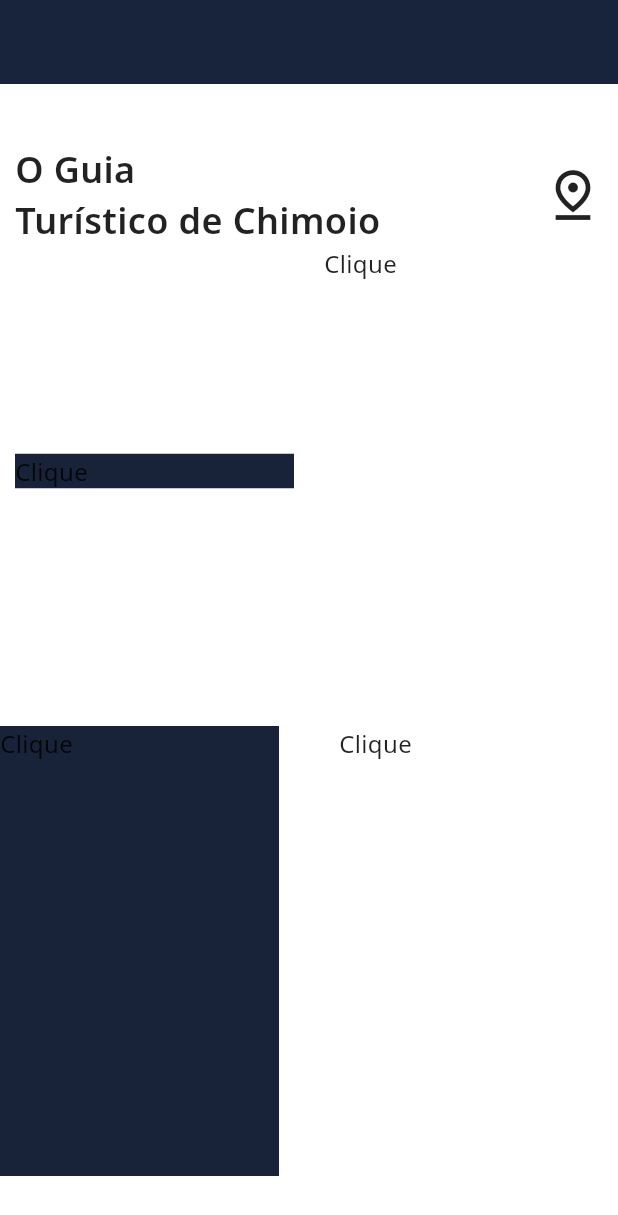
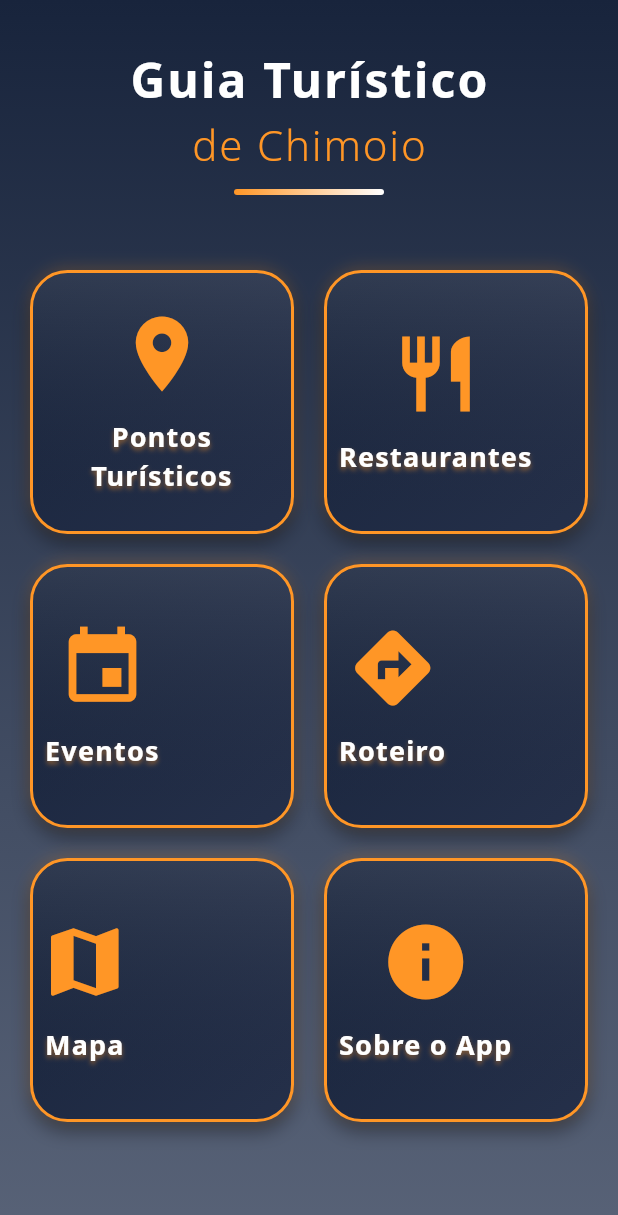
Before and after one commit to YMatique/chimoio_tour_guide, a Flutter app: the screen it shows after launch, on a phone screen of 412 x 824 dp. Shown: the top 1215 px of the screen. Run offline on Flutter 3.47's test engine with Material 3 defaults, Android fonts, the phone set to English and light mode, and no system bars.

Commit message:
adding screens to homescreen

```diff
--- a/lib/screens/home_screen.dart
+++ b/lib/screens/home_screen.dart
@@ -1,88 +1,230 @@
 import 'package:flutter/material.dart';
+import 'tourist_spot_screen.dart';
+import 'restaurant_screen.dart';
+import 'event_screen.dart';
+import 'itinerary_screen.dart';
+import 'map_screen.dart';
+import 'about_screen.dart'; // Novo import
+import '../models/tourist_spot.dart';
 
 class HomeScreen extends StatelessWidget {
   @override
   Widget build(BuildContext context) {
     return Scaffold(
-      appBar: AppBar(
-        // title: Text('Guia Turístico de Chimoio'),
-        // backgroundColor: Colors.green,
+      body: Container(
+        decoration: BoxDecoration(
+          gradient: LinearGradient(
+            begin: Alignment.topCenter,
+            end: Alignment.bottomCenter,
+            colors: [Color(0xFF18243C), Color(0xFF2E3B55).withOpacity(0.8)],
           ),
-      body: Center(
+        ),
+        child: SafeArea(
           child: Column(
-          mainAxisAlignment: MainAxisAlignment.center,
             children: [
               Padding(
-              padding: EdgeInsets.symmetric(horizontal: 10),
-              child:Row(
-                mainAxisAlignment: MainAxisAlignment.spaceBetween,
+                padding: EdgeInsets.symmetric(vertical: 30.0, horizontal: 16.0),
+                child: Column(
                   children: [
+                    Text(
+                      'Guia Turístico',
+                      style: TextStyle(
+                        fontSize: 32,
+                        fontWeight: FontWeight.bold,
+                        color: Colors.white,
+                        letterSpacing: 1.5,
+                      ),
+                    ),
+                    Text(
+                      'de Chimoio',
+                      style: TextStyle(
+                        fontSize: 28,
+                        fontWeight: FontWeight.w300,
+                        color: Color(0xFFFF9626),
+                        letterSpacing: 1.2,
+                      ),
+                    ),
+                    SizedBox(height: 10),
                     Container(
-                child:
-                  Text(
-                  "O Guia \nTurístico de Chimoio",
-                  style: TextStyle(fontSize: 24, fontWeight: FontWeight.w600),
-                  softWrap: true,
-                ),),
-                Icon(Icons.pin_drop_outlined, size: 40,)
-
-
-              ],)
+                      height: 4,
+                      width: 100,
+                      decoration: BoxDecoration(
+                        gradient: LinearGradient(
+                          colors: [Color(0xFFFF9626), Colors.white],
                         ),
-            Padding(
-              padding: EdgeInsets.symmetric(horizontal: 10),
-              child: Row(
-                mainAxisAlignment: MainAxisAlignment.spaceBetween,
+                        borderRadius: BorderRadius.circular(2),
+                      ),
+                    ),
+                  ],
+                ),
+              ),
+              Expanded(
+                child: Padding(
+                  padding: EdgeInsets.all(20.0),
+                  child: GridView.count(
+                    crossAxisCount: 2,
+                    crossAxisSpacing: 20,
+                    mainAxisSpacing: 20,
                     children: [
-                  InkWell(
-                    child: Container(
-                      width: MediaQuery.sizeOf(context).width / 2 - 20,
-                      child: Text("Clique"),
-                      // decoration: BoxDecoration(),
-                      color: Color.fromRGBO(24, 35, 57, 1),
+                      _buildCustomButton(
+                        context,
+                        title: 'Pontos Turísticos',
+                        icon: Icons.place,
+                        onPressed: () {
+                          Navigator.push(
+                            context,
+                            MaterialPageRoute(
+                              builder: (_) => TouristSpotsScreen(),
                             ),
-                    onTap: () {
-                      print("taped");
+                          );
                         },
                       ),
-                  InkWell(
-                    child: Container(
-                      width: MediaQuery.sizeOf(context).width / 2 - 20,
-                      height: 300,
-                      child: Text("Clique"),
+                      _buildCustomButton(
+                        context,
+                        title: 'Restaurantes',
+                        icon: Icons.restaurant,
+                        onPressed: () {
+                          Navigator.push(
+                            context,
+                            MaterialPageRoute(
+                              builder: (_) => RestaurantsScreen(),
                             ),
-                    onTap: () {
-                      print("taped");
+                          );
+                        },
+                      ),
+                      _buildCustomButton(
+                        context,
+                        title: 'Eventos',
+                        icon: Icons.event,
+                        onPressed: () {
+                          Navigator.push(
+                            context,
+                            MaterialPageRoute(builder: (_) => EventsScreen()),
+                          );
+                        },
+                      ),
+                      _buildCustomButton(
+                        context,
+                        title: 'Roteiro',
+                        icon: Icons.directions,
+                        onPressed: () {
+                          Navigator.push(
+                            context,
+                            MaterialPageRoute(
+                              builder: (_) => ItineraryScreen(),
+                            ),
+                          );
+                        },
+                      ),
+                      _buildCustomButton(
+                        context,
+                        title: 'Mapa',
+                        icon: Icons.map,
+                        onPressed: () {
+                          Navigator.push(
+                            context,
+                            MaterialPageRoute(
+                              builder:
+                                  (_) => MapScreen(
+                                    initialSpot: TouristSpot(
+                                      name: 'Chimoio',
+                                      description: 'Centro da cidade',
+                                      latitude: -19.1167,
+                                      longitude: 33.4833,
+                                    ),
+                                  ),
+                            ),
+                          );
+                        },
+                      ),
+                      _buildCustomButton(
+                        context,
+                        title: 'Sobre o App',
+                        icon: Icons.info,
+                        onPressed: () {
+                          Navigator.push(
+                            context,
+                            MaterialPageRoute(builder: (_) => AboutScreen()),
+                          );
                         },
                       ),
                     ],
                   ),
                 ),
+              ),
+            ],
+          ),
+        ),
+      ),
+    );
+  }
 
-            SizedBox(height: 20),
-            Row(
-              mainAxisAlignment: MainAxisAlignment.spaceBetween,
+  Widget _buildCustomButton(
+    BuildContext context, {
+    required String title,
+    required IconData icon,
+    required VoidCallback onPressed,
+  }) {
+    return GestureDetector(
+      onTap: onPressed,
+      child: Container(
+        decoration: BoxDecoration(
+          gradient: LinearGradient(
+            begin: Alignment.topLeft,
+            end: Alignment.bottomRight,
+            colors: [Color(0xFF18243C), Color(0xFF25304A)],
+          ),
+          borderRadius: BorderRadius.circular(25),
+          border: Border.all(color: Color(0xFFFF9626), width: 2),
+          boxShadow: [
+            BoxShadow(
+              color: Colors.black.withOpacity(0.4),
+              offset: Offset(0, 6),
+              blurRadius: 10,
+            ),
+            BoxShadow(
+              color: Color(0xFFFF9626).withOpacity(0.2),
+              offset: Offset(0, -2),
+              blurRadius: 8,
+            ),
+          ],
+        ),
+        child: Stack(
           children: [
-                InkWell(
-                  child: Container(
-                    width: MediaQuery.sizeOf(context).width / 2 - 20,
-                    height: 300,
-                    child: Text("Clique"),
-                    color: Color.fromRGBO(24, 35, 57, 1),
+            Container(
+              decoration: BoxDecoration(
+                borderRadius: BorderRadius.circular(23),
+                gradient: LinearGradient(
+                  begin: Alignment.topCenter,
+                  end: Alignment.bottomCenter,
+                  colors: [Colors.white.withOpacity(0.1), Colors.transparent],
                 ),
-                  onTap: () {
-                    print("taped");
-                  },
               ),
-                InkWell(
-                  child: Container(
-                    width: MediaQuery.sizeOf(context).width / 2 - 20,
-                    height: 300,
-                    child: Text("Clique"),
             ),
-                  onTap: () {
-                    print("taped");
-                  },
+            Column(
+              mainAxisAlignment: MainAxisAlignment.center,
+              children: [
+                Icon(icon, size: 60, color: Color(0xFFFF9626)),
+                SizedBox(height: 12),
+                Padding(
+                  padding: EdgeInsets.symmetric(horizontal: 8.0),
+                  child: Text(
+                    title,
+                    textAlign: TextAlign.center,
+                    style: TextStyle(
+                      fontSize: 18,
+                      fontWeight: FontWeight.bold,
+                      color: Colors.white,
+                      letterSpacing: 0.8,
+                      shadows: [
+                        Shadow(
+                          color: Color(0xFFFF9626).withOpacity(0.5),
+                          blurRadius: 4,
+                          offset: Offset(0, 2),
+                        ),
+                      ],
+                    ),
+                  ),
                 ),
               ],
             ),
```
Lines whose indentation alone changed are shown as unchanged.
